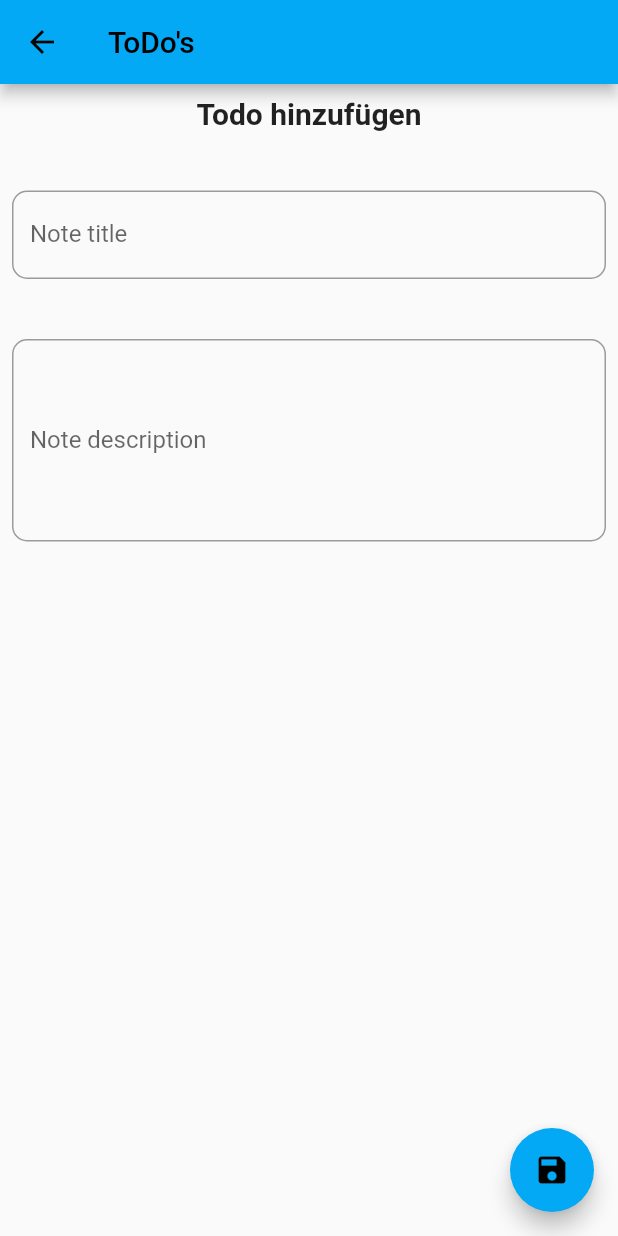
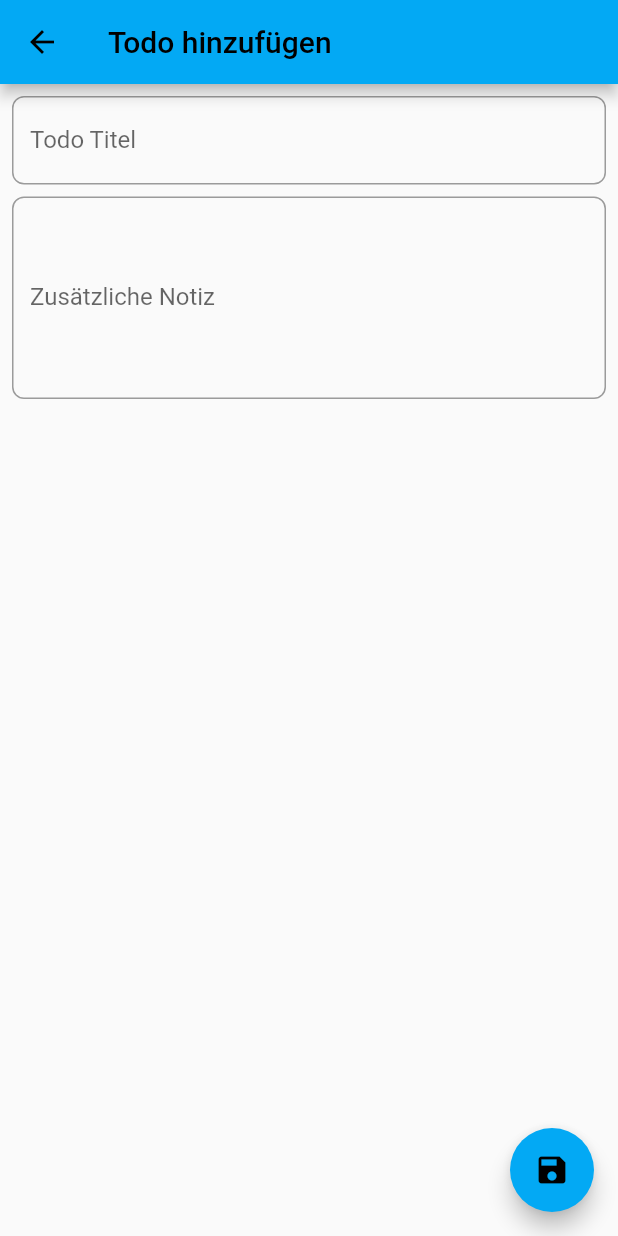
Before and after one commit to Matzenxt/keep_on_track, a Flutter app: the TodoDialog screen opened directly, on a phone screen of 412 x 824 dp. Run offline on Flutter 3.47's test engine with Material 2 defaults, Android fonts, the phone set to English and light mode, and no system bars; our stand-ins replace flutter_local_notifications, sqflite, timezone; accounts and stored records are empty.

Commit message:
Layout changes.

```diff
--- a/lib/screens/todo.dart
+++ b/lib/screens/todo.dart
@@ -19,7 +19,10 @@ class TodoDialog extends StatelessWidget {
 
     return Scaffold(
       appBar: AppBar(
-        title: const Text('ToDo\'s'),
+        title: Text(todo == null
+            ? 'Todo hinzufügen'
+            : 'Todo bearbeiten',
+        ),
       ),
       floatingActionButton: FloatingActionButton(
         onPressed: () async {
@@ -46,48 +49,40 @@ class TodoDialog extends StatelessWidget {
         child: Column(
           children: [
             Padding(
-              padding: EdgeInsets.only(bottom: 40),
-              child: Center(
-                child: Text(
-                  todo == null
-                      ? 'Todo hinzufügen'
-                      : 'Todo bearbeiten',
-                  style: TextStyle(fontSize: 20, fontWeight: FontWeight.bold),
-                ),
-              ),
-            ),
-
-            Padding(
-              padding: const EdgeInsets.only(bottom: 40.0),
+              padding: const EdgeInsets.only(bottom: 8.0),
               child: TextFormField(
                 controller: titleController,
                 maxLines: 1,
                 decoration: const InputDecoration(
-                    hintText: 'Title',
-                    labelText: 'Note title',
+                    hintText: 'Titel',
+                    labelText: 'Todo Titel',
                     border: OutlineInputBorder(
                         borderSide: BorderSide(
                           color: Colors.white,
                           width: 0.75,
                         ),
                         borderRadius: BorderRadius.all(
-                          Radius.circular(10.0),
-                        ))),
+                          Radius.circular(8.0),
+                        ),
+                    ),
+                ),
               ),
             ),
             TextFormField(
               controller: descriptionController,
               decoration: const InputDecoration(
-                  hintText: 'Type here the note',
-                  labelText: 'Note description',
+                  hintText: 'Zusätzliche Notiz',
+                  labelText: 'Zusätzliche Notiz',
                   border: OutlineInputBorder(
                       borderSide: BorderSide(
                         color: Colors.white,
                         width: 0.75,
                       ),
                       borderRadius: BorderRadius.all(
-                        Radius.circular(10.0),
-                      ))),
+                        Radius.circular(8.0),
+                      ),
+                  ),
+              ),
               keyboardType: TextInputType.multiline,
               onChanged: (str) {},
               maxLines: 5,
```
